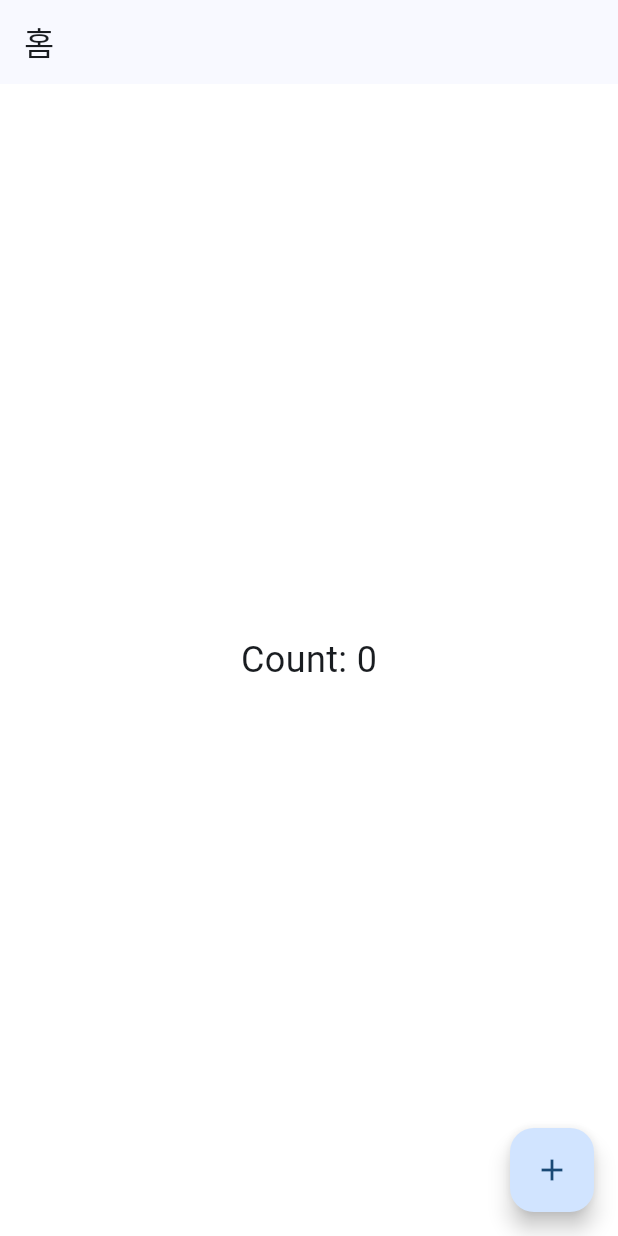
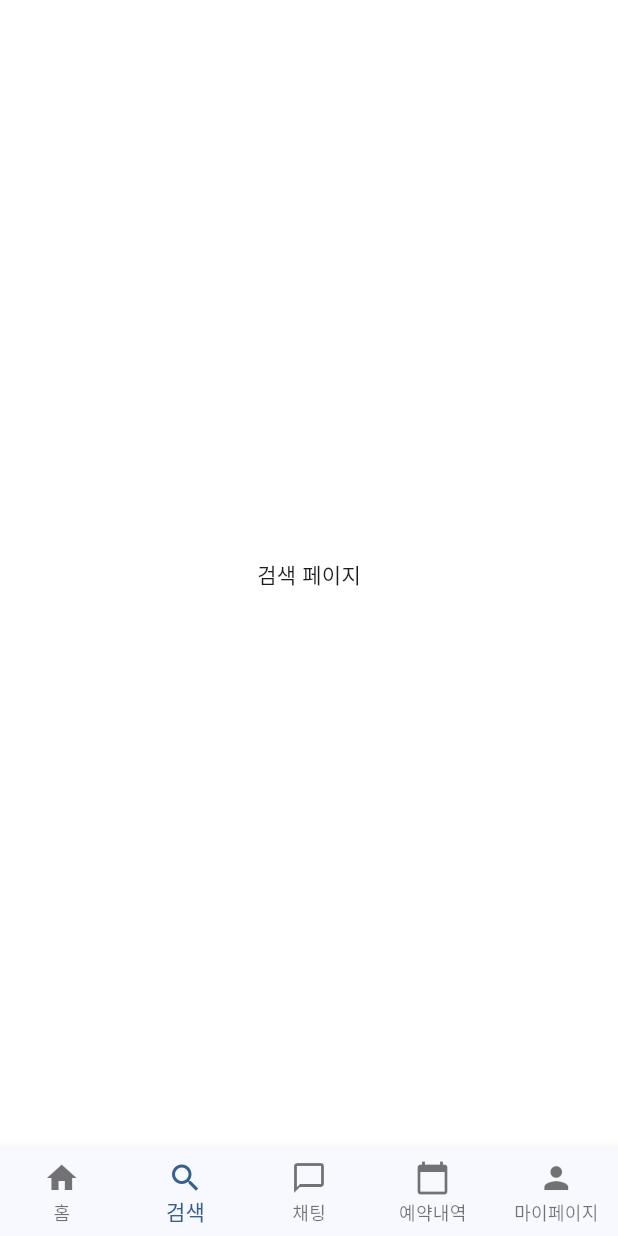
Before and after one commit to a-madda/amadda-flutter, a Flutter app: the screen it shows after launch, on a phone screen of 412 x 824 dp. Run offline on Flutter 3.47's test engine with Material 3 defaults, Android fonts, the light colour scheme and no system bars; our stand-ins replace flutter_riverpod, go_router.

Commit message:
feat: 네비게이션 바 추가

```diff
--- /dev/null
+++ b/amadda/lib/core/layout/root_tab_page.dart
@@ -0,0 +1,41 @@
+import 'package:flutter/material.dart';
+import 'package:go_router/go_router.dart';
+
+class RootTabPage extends StatelessWidget {
+  final Widget child;
+  const RootTabPage({super.key, required this.child});
+
+  static const tabs = ['/home', '/search', '/chat', '/reservation', '/mypage'];
+
+  int _locationToIndex(String location) {
+    return tabs.indexWhere((path) => location.startsWith(path));
+  }
+
+  @override
+  Widget build(BuildContext context) {
+    final location = GoRouterState.of(context).uri.toString();
+    final currentIndex = _locationToIndex(location);
+
+    return Scaffold(
+      body: child,
+      bottomNavigationBar: BottomNavigationBar(
+        currentIndex: currentIndex == -1 ? 0 : currentIndex,
+        onTap: (index) => context.go(tabs[index]),
+        items: const [
+          BottomNavigationBarItem(icon: Icon(Icons.home), label: '홈'),
+          BottomNavigationBarItem(icon: Icon(Icons.search), label: '검색'),
+          BottomNavigationBarItem(
+            icon: Icon(Icons.chat_bubble_outline),
+            label: '채팅',
+          ),
+          BottomNavigationBarItem(
+            icon: Icon(Icons.calendar_today),
+            label: '예약내역',
+          ),
+          BottomNavigationBarItem(icon: Icon(Icons.person), label: '마이페이지'),
+        ],
+        type: BottomNavigationBarType.fixed,
+      ),
+    );
+  }
+}
--- /dev/null
+++ b/amadda/lib/features/chat/view/chat_page.dart
@@ -0,0 +1,10 @@
+import 'package:flutter/material.dart';
+
+class ChatPage extends StatelessWidget {
+  const ChatPage({super.key});
+
+  @override
+  Widget build(BuildContext context) {
+    return const Scaffold(body: Center(child: Text('채팅 페이지')));
+  }
+}
--- /dev/null
+++ b/amadda/lib/features/mypage/view/mypage.dart
@@ -0,0 +1,10 @@
+import 'package:flutter/material.dart';
+
+class MyPage extends StatelessWidget {
+  const MyPage({super.key});
+
+  @override
+  Widget build(BuildContext context) {
+    return const Scaffold(body: Center(child: Text('마이 페이지')));
+  }
+}
--- /dev/null
+++ b/amadda/lib/features/reservation/view/reservation_page.dart
@@ -0,0 +1,10 @@
+import 'package:flutter/material.dart';
+
+class ReservationPage extends StatelessWidget {
+  const ReservationPage({super.key});
+
+  @override
+  Widget build(BuildContext context) {
+    return const Scaffold(body: Center(child: Text('예약내역 페이지')));
+  }
+}
--- /dev/null
+++ b/amadda/lib/features/search/view/search_page.dart
@@ -0,0 +1,10 @@
+import 'package:flutter/material.dart';
+
+class SearchPage extends StatelessWidget {
+  const SearchPage({super.key});
+
+  @override
+  Widget build(BuildContext context) {
+    return const Scaffold(body: Center(child: Text('검색 페이지')));
+  }
+}
--- a/amadda/lib/routes/app_router.dart
+++ b/amadda/lib/routes/app_router.dart
@@ -1,9 +1,35 @@
+// lib/routes/app_router.dart
 import 'package:flutter_riverpod/flutter_riverpod.dart';
 import 'package:go_router/go_router.dart';
-import '../../features/home/view/home_page.dart';
+
+import '../core/layout/root_tab_page.dart';
+
+import '../features/home/view/home_page.dart';
+import '../features/search/view/search_page.dart';
+import '../features/chat/view/chat_page.dart';
+import '../features/reservation/view/reservation_page.dart';
+import '../features/mypage/view/mypage.dart';
 
 final routerProvider = Provider<GoRouter>((ref) {
   return GoRouter(
-    routes: [GoRoute(path: '/', builder: (context, state) => const HomePage())],
+    initialLocation: '/search',
+    routes: [
+      ShellRoute(
+        builder: (context, state, child) => RootTabPage(child: child),
+        routes: [
+          GoRoute(path: '/home', builder: (context, state) => const HomePage()),
+          GoRoute(
+            path: '/search',
+            builder: (context, state) => const SearchPage(),
+          ),
+          GoRoute(path: '/chat', builder: (context, state) => const ChatPage()),
+          GoRoute(
+            path: '/reservation',
+            builder: (context, state) => const ReservationPage(),
+          ),
+          GoRoute(path: '/mypage', builder: (context, state) => const MyPage()),
+        ],
+      ),
+    ],
   );
 });
```
